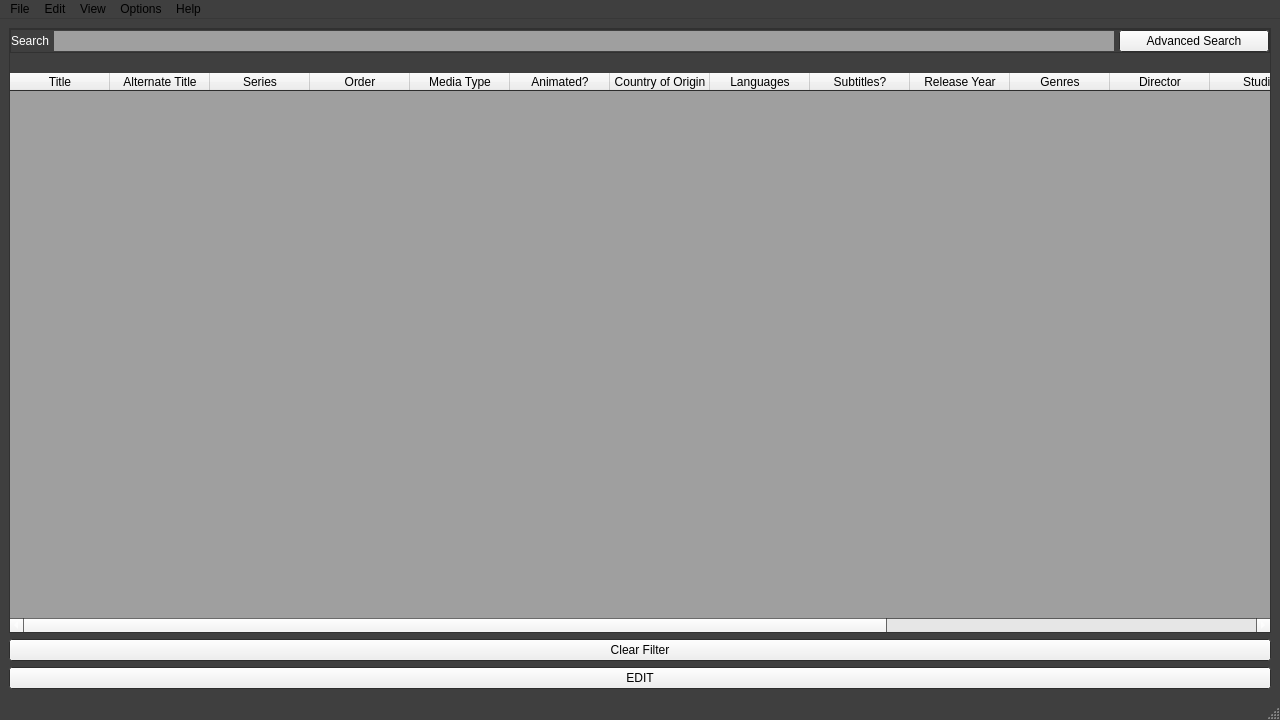
Above: ui/main_ui.ui from rexosorous/media-organizer before the change. Below: the same form after it.
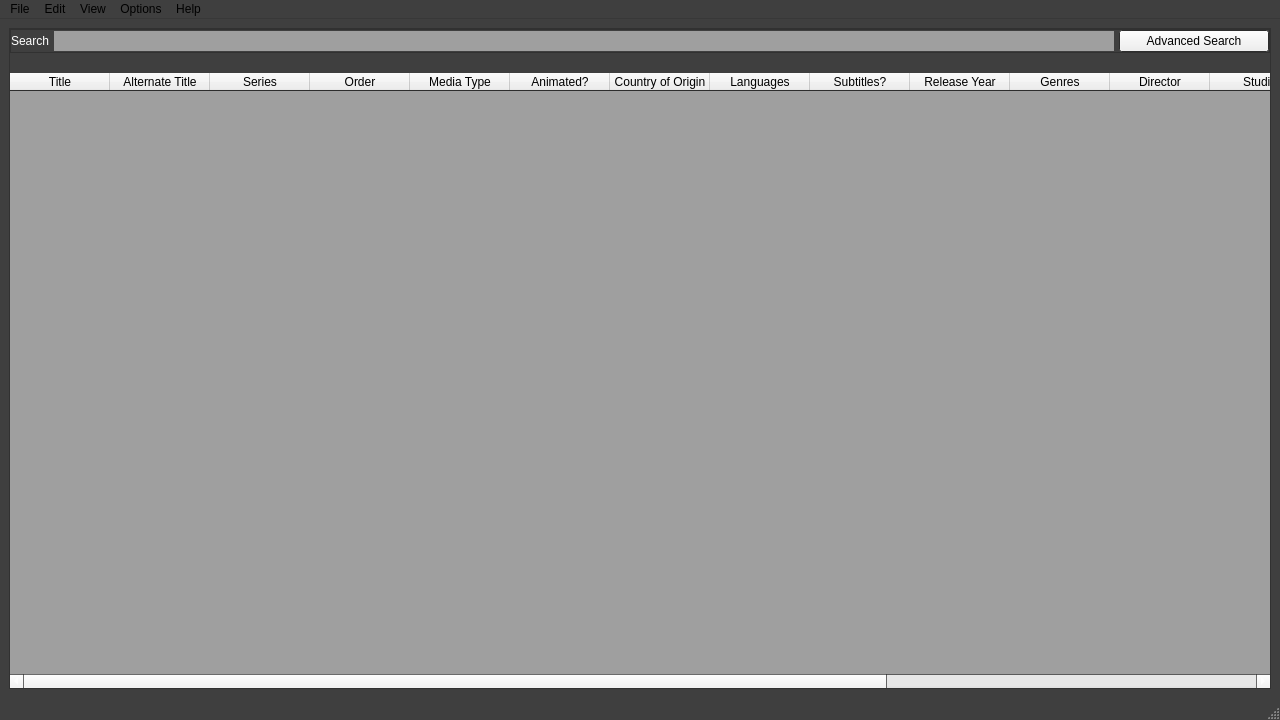
That is the form after the change.

Diff of the .ui file:
```diff
--- a/ui/main_ui.ui
+++ b/ui/main_ui.ui
@@ -397,20 +397,6 @@
       </layout>
      </widget>
     </item>
-    <item>
-     <widget class="QPushButton" name="clear_filter">
-      <property name="text">
-       <string>Clear Filter</string>
-      </property>
-     </widget>
-    </item>
-    <item>
-     <widget class="QPushButton" name="edit_button">
-      <property name="text">
-       <string>EDIT</string>
-      </property>
-     </widget>
-    </item>
    </layout>
   </widget>
   <widget class="QMenuBar" name="menubar">
```
Left out of the diff: 18 changed lines with no effect on the pictures.
